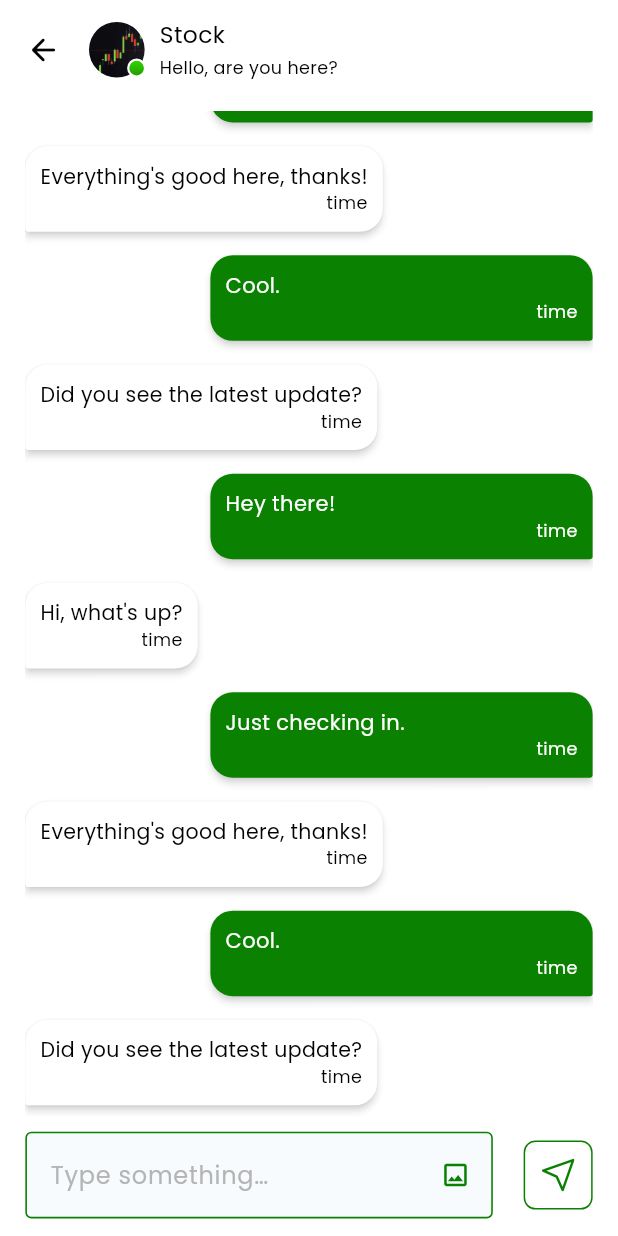
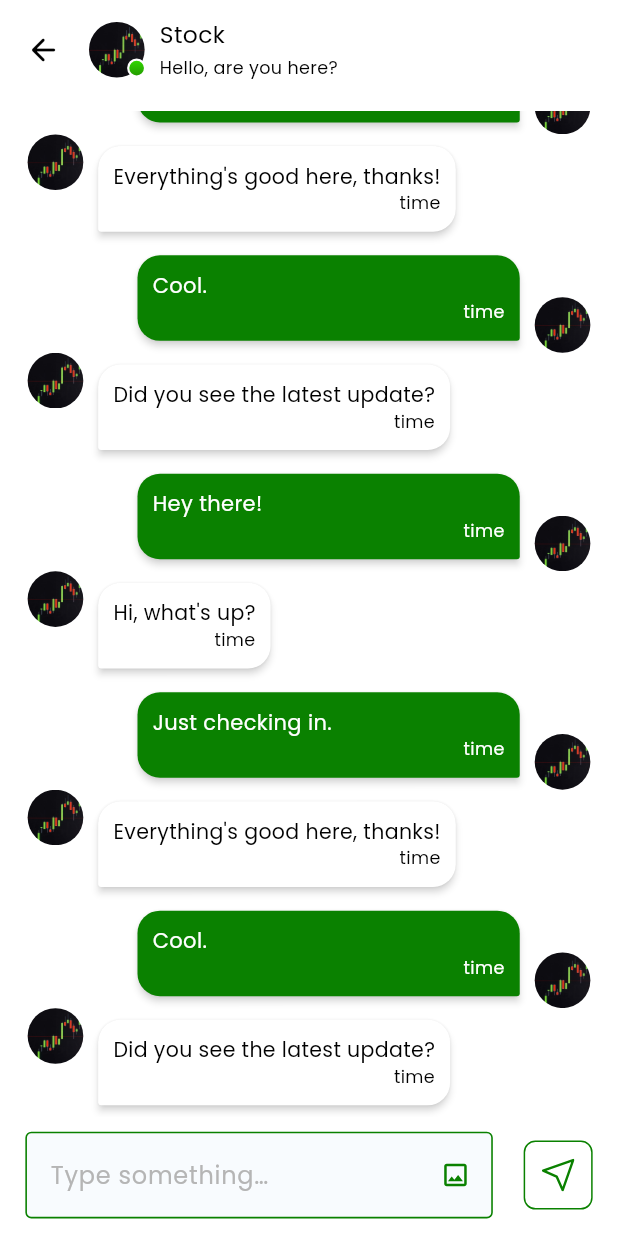
Before and after one commit to bdCalling-Sdt-hub/Stock-Cartel, a Flutter app: the ChatScreen screen opened by its route, on a phone screen of 412 x 824 dp. Run offline on Flutter 3.47's test engine with Material 3 defaults, Android fonts, the light colour scheme and no system bars; drawn by our look-alikes of flutter_chat_bubble; our stand-ins replace connectivity_plus, country_code_picker, flutter_html, flutter_screenutil, flutter_spinkit, flutter_svg and 7 more; accounts and stored records are empty.

Commit message:
Chats Screen Image Issue Slove

```diff
--- a/lib/views/screens/chatsScreen/chat_screen.dart
+++ b/lib/views/screens/chatsScreen/chat_screen.dart
@@ -30,34 +30,78 @@ class _ChatScreenState extends State<ChatScreen> {
   Uint8List? _image;
   File? selectedIMage;
 
-  List messageList = [
-    {"name": "Alice", "status": "sender", "message": "Hey there!"},
-    {"name": "Bob", "status": "receiver", "message": "Hi, what's up?"},
-    {"name": "Charlie", "status": "sender", "message": "Just checking in."},
+  List<Map<String, String>> messageList = [
+    {
+      "name": "Alice",
+      "status": "sender",
+      "message": "Hey there!",
+      "image": AppImages.stock
+    },
+    {
+      "name": "Bob",
+      "status": "receiver",
+      "message": "Hi, what's up?",
+      "image": AppImages.stock
+    },
+    {
+      "name": "Charlie",
+      "status": "sender",
+      "message": "Just checking in.",
+      "image": AppImages.stock
+    },
     {
       "name": "David",
       "status": "receiver",
-      "message": "Everything's good here, thanks!"
+      "message": "Everything's good here, thanks!",
+      "image": AppImages.stock
     },
-    {"name": "Eve", "status": "sender", "message": "Cool."},
+    {
+      "name": "Eve",
+      "status": "sender",
+      "message": "Cool.",
+      "image": AppImages.stock
+    },
     {
       "name": "Frank",
       "status": "receiver",
-      "message": "Did you see the latest update?"
+      "message": "Did you see the latest update?",
+      "image": AppImages.stock
     },
-    {"name": "Alice", "status": "sender", "message": "Hey there!"},
-    {"name": "Bob", "status": "receiver", "message": "Hi, what's up?"},
-    {"name": "Charlie", "status": "sender", "message": "Just checking in."},
+    {
+      "name": "Alice",
+      "status": "sender",
+      "message": "Hey there!",
+      "image": AppImages.stock
+    },
+    {
+      "name": "Bob",
+      "status": "receiver",
+      "message": "Hi, what's up?",
+      "image": AppImages.stock
+    },
+    {
+      "name": "Charlie",
+      "status": "sender",
+      "message": "Just checking in.",
+      "image": AppImages.stock
+    },
     {
       "name": "David",
       "status": "receiver",
-      "message": "Everything's good here, thanks!"
+      "message": "Everything's good here, thanks!",
+      "image": AppImages.stock
     },
-    {"name": "Eve", "status": "sender", "message": "Cool."},
+    {
+      "name": "Eve",
+      "status": "sender",
+      "message": "Cool.",
+      "image": AppImages.stock
+    },
     {
       "name": "Frank",
       "status": "receiver",
-      "message": "Did you see the latest update?"
+      "message": "Did you see the latest update?",
+      "image": AppImages.stock
     },
   ];
 
@@ -196,26 +240,25 @@ class _ChatScreenState extends State<ChatScreen> {
                           padding: EdgeInsets.symmetric(
                               vertical: 11.h, horizontal: 16.w),
                           child: GestureDetector(
-                            onTap: (){
-                              _pickImageFromGallery();
-                            },
+                              onTap: () {
+                                _pickImageFromGallery();
+                              },
                               child: SvgPicture.asset(AppIcons.photo)),
                         ),
                       )),
                   GestureDetector(
                     onTap: () {
-                      Map<String, dynamic> newMessage = {
+                      Map<String, String> newMessage = {
                         "name": "John",
                         "status": "sender",
                         "message": messageController.text,
+                        "image": AppImages.stock,
                       };
                       if (messageController.text.isNotEmpty) {
                         messageList.add(newMessage);
                         _streamController.sink.add(messageList);
                         print(messageList);
                         messageController.clear();
-                      } else {
-                        null;
                       }
                       setState(() {});
                     },
@@ -238,11 +281,24 @@ class _ChatScreenState extends State<ChatScreen> {
   }
 
   //=============================================> Receiver Bubble <=================================
-  receiverBubble(BuildContext context, Map message) {
+  receiverBubble(BuildContext context, Map<String, String> message) {
     return Row(
-      mainAxisAlignment: MainAxisAlignment.end,
-      crossAxisAlignment: CrossAxisAlignment.end,
+      mainAxisAlignment: MainAxisAlignment.start,
+      crossAxisAlignment: CrossAxisAlignment.start,
       children: [
+        Container(
+          height: 38.h,
+          width: 38.w,
+          clipBehavior: Clip.antiAlias,
+          decoration: const BoxDecoration(
+            shape: BoxShape.circle,
+          ),
+          child: Image.asset(
+            message['image']!,
+            fit: BoxFit.cover,
+          ),
+        ),
+        SizedBox(width: 8.w),
         Expanded(
           child: ChatBubble(
             clipper: ChatBubbleClipper5(type: BubbleType.receiverBubble),
@@ -256,13 +312,12 @@ class _ChatScreenState extends State<ChatScreen> {
                 crossAxisAlignment: CrossAxisAlignment.end,
                 children: [
                   Text(
-                    '${message['message']}' ?? "",
+                    message['message'] ?? "",
                     style: TextStyle(
                       color: Colors.black,
                       fontSize: 14.sp,
                     ),
                     textAlign: TextAlign.start,
-                    // textAlign: TextAlign.start,
                   ),
                   Row(
                     mainAxisAlignment: MainAxisAlignment.end,
@@ -288,9 +343,11 @@ class _ChatScreenState extends State<ChatScreen> {
       ],
     );
   }
-//=============================================> Sender Bubble <========================================
-  senderBubble(BuildContext context, Map message) {
+
+  //=============================================> Sender Bubble <========================================
+  senderBubble(BuildContext context, Map<String, String> message) {
     return Row(
+      mainAxisAlignment: MainAxisAlignment.end,
       crossAxisAlignment: CrossAxisAlignment.end,
       children: [
         Expanded(
@@ -309,7 +366,7 @@ class _ChatScreenState extends State<ChatScreen> {
                 crossAxisAlignment: CrossAxisAlignment.start,
                 children: [
                   Text(
-                    '${message['message']}' ?? "",
+                    message['message'] ?? "",
                     style: const TextStyle(color: Colors.white),
                     textAlign: TextAlign.start,
                   ),
@@ -326,13 +383,27 @@ class _ChatScreenState extends State<ChatScreen> {
             ),
           ),
         ),
+        SizedBox(width: 8.w),
+        Container(
+          height: 38.h,
+          width: 38.w,
+          clipBehavior: Clip.antiAlias,
+          decoration: const BoxDecoration(
+            shape: BoxShape.circle,
+          ),
+          child: Image.asset(
+            message['image']!,
+            fit: BoxFit.cover,
+          ),
+        ),
       ],
     );
   }
+
   //==================================> Gallery <===============================
   Future _pickImageFromGallery() async {
     final returnImage =
-    await ImagePicker().pickImage(source: ImageSource.gallery);
+        await ImagePicker().pickImage(source: ImageSource.gallery);
     if (returnImage == null) return;
     setState(() {
       selectedIMage = File(returnImage.path);
```
